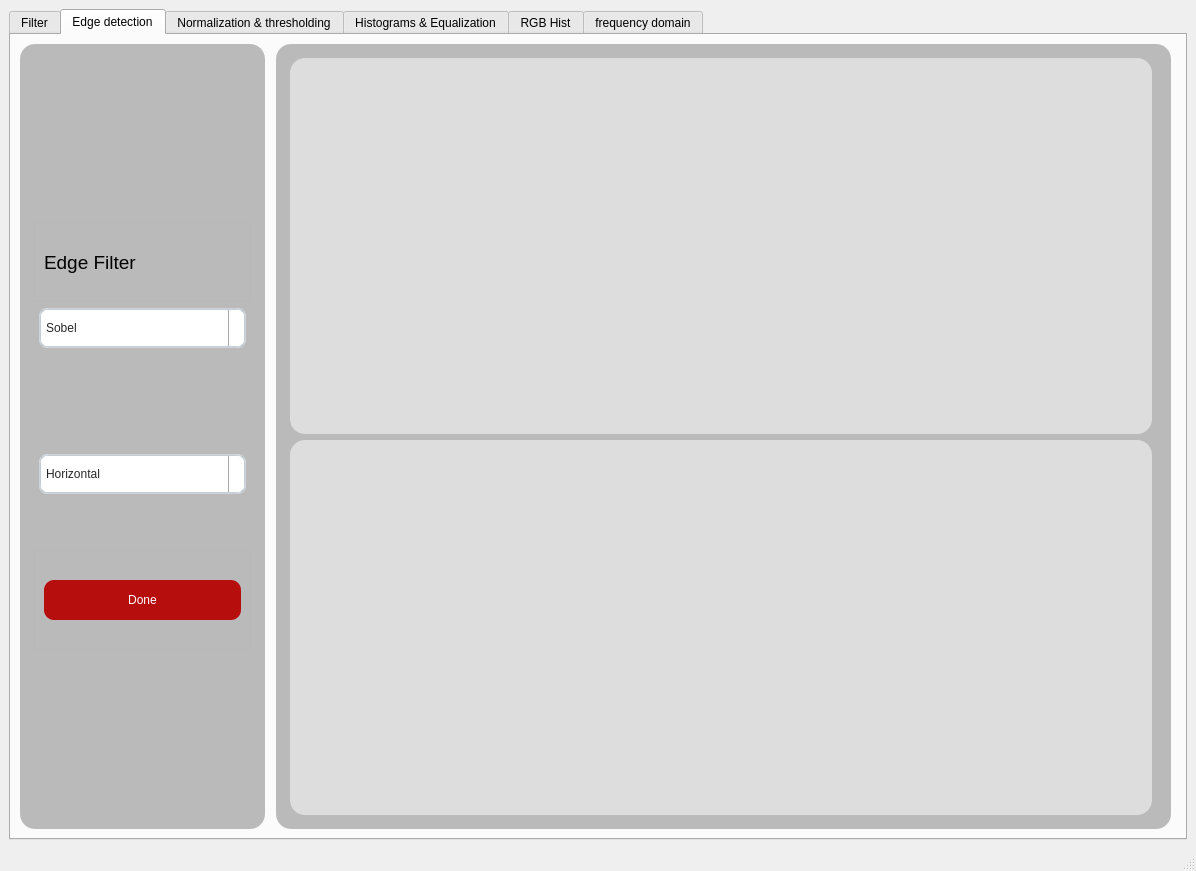
The window that task1.ui (Mohamed-hazem-mahrous/computer_vision_toolkit) describes before a commit, drawn with Qt 5.
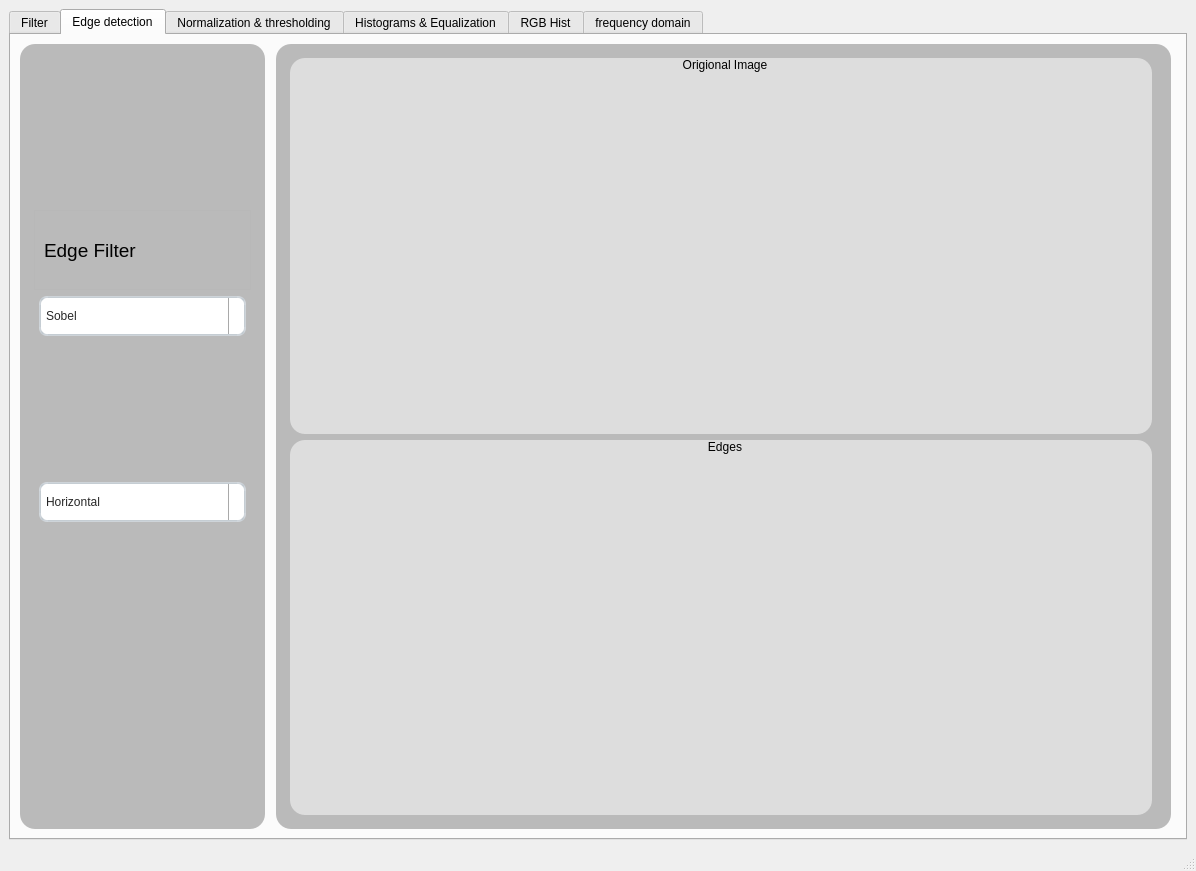
The same window after the commit. The open tabs and pages were chosen to show the change. Icons and pictures are not drawn. Custom widgets are drawn as their Qt base class.

Patch:
```diff
--- a/task1.ui
+++ b/task1.ui
@@ -14,8 +14,8 @@
    <string>MainWindow</string>
   </property>
   <widget class="QWidget" name="centralwidget">
-   <layout class="QGridLayout" name="gridLayout_53">
-    <item row="0" column="1">
+   <layout class="QGridLayout" name="gridLayout_17">
+    <item row="0" column="0">
      <widget class="QTabWidget" name="tabWidget">
       <property name="whatsThis">
        <string>&lt;html&gt;&lt;head/&gt;&lt;body&gt;&lt;p&gt;gg&lt;/p&gt;&lt;/body&gt;&lt;/html&gt;</string>
@@ -806,11 +806,11 @@
        <attribute name="title">
         <string>Edge detection</string>
        </attribute>
-       <layout class="QGridLayout" name="gridLayout_17">
+       <layout class="QGridLayout" name="gridLayout_13">
         <item row="0" column="0">
-         <layout class="QGridLayout" name="gridLayout_16">
+         <layout class="QGridLayout" name="gridLayout_2">
           <item row="0" column="0">
-           <layout class="QVBoxLayout" name="verticalLayout_6">
+           <layout class="QVBoxLayout" name="verticalLayout_36">
             <item>
              <widget class="QGroupBox" name="groupBox_11">
               <property name="maximumSize">
@@ -849,14 +849,33 @@
               </property>
               <layout class="QVBoxLayout" name="verticalLayout_19">
                <item>
-                <layout class="QGridLayout" name="gridLayout_2">
-                 <item row="0" column="0">
-                  <layout class="QGridLayout" name="gridLayout_14">
+                <spacer name="horizontalSpacer">
+                 <property name="orientation">
+                  <enum>Qt::Horizontal</enum>
+                 </property>
+                 <property name="sizeHint" stdset="0">
+                  <size>
+                   <width>40</width>
+                   <height>20</height>
+                  </size>
+                 </property>
+                </spacer>
+               </item>
+               <item>
+                <layout class="QVBoxLayout" name="verticalLayout_38">
+                 <property name="topMargin">
+                  <number>0</number>
+                 </property>
+                 <property name="bottomMargin">
+                  <number>100</number>
+                 </property>
+                 <item>
+                  <layout class="QGridLayout" name="gridLayout_82">
                    <property name="topMargin">
                     <number>0</number>
                    </property>
                    <item row="0" column="0">
-                    <widget class="QFrame" name="frame_7">
+                    <widget class="QFrame" name="frame_28">
                      <property name="maximumSize">
                       <size>
                        <width>16777215</width>
@@ -869,13 +888,7 @@
                      <property name="frameShadow">
                       <enum>QFrame::Raised</enum>
                      </property>
-                     <layout class="QGridLayout" name="gridLayout_15">
-                      <property name="topMargin">
-                       <number>0</number>
-                      </property>
-                      <property name="bottomMargin">
-                       <number>0</number>
-                      </property>
+                     <layout class="QGridLayout" name="gridLayout_83">
                       <item row="0" column="0">
                        <widget class="QLabel" name="label_8">
                         <property name="maximumSize">
@@ -904,7 +917,7 @@
                     </widget>
                    </item>
                    <item row="1" column="0">
-                    <layout class="QHBoxLayout" name="horizontalLayout_26">
+                    <layout class="QHBoxLayout" name="horizontalLayout_44">
                      <property name="leftMargin">
                       <number>5</number>
                      </property>
@@ -915,7 +928,7 @@
                       <number>5</number>
                      </property>
                      <property name="bottomMargin">
-                      <number>50</number>
+                      <number>60</number>
                      </property>
                      <item>
                       <widget class="QComboBox" name="edge_filter_combobox">
@@ -969,6 +982,9 @@
     background: white;
 }</string>
                        </property>
+                       <property name="currentText">
+                        <string>Sobel</string>
+                       </property>
                        <item>
                         <property name="text">
                          <string>Sobel</string>
@@ -995,30 +1011,35 @@
                    </item>
                   </layout>
                  </item>
-                 <item row="1" column="0">
-                  <layout class="QHBoxLayout" name="horizontalLayout_27">
-                   <property name="leftMargin">
-                    <number>5</number>
-                   </property>
+                 <item>
+                  <layout class="QGridLayout" name="gridLayout_84">
                    <property name="topMargin">
-                    <number>50</number>
+                    <number>20</number>
                    </property>
-                   <property name="rightMargin">
-                    <number>5</number>
-                   </property>
-                   <property name="bottomMargin">
-                    <number>50</number>
-                   </property>
-                   <item>
-                    <widget class="QComboBox" name="State_combobox">
-                     <property name="minimumSize">
-                      <size>
-                       <width>0</width>
-                       <height>40</height>
-                      </size>
+                   <item row="0" column="0">
+                    <layout class="QHBoxLayout" name="horizontalLayout_45">
+                     <property name="leftMargin">
+                      <number>5</number>
                      </property>
-                     <property name="styleSheet">
-                      <string notr="true">QComboBox, QFontComboBox {
+                     <property name="topMargin">
+                      <number>60</number>
+                     </property>
+                     <property name="rightMargin">
+                      <number>5</number>
+                     </property>
+                     <property name="bottomMargin">
+                      <number>60</number>
+                     </property>
+                     <item>
+                      <widget class="QComboBox" name="State_combobox">
+                       <property name="minimumSize">
+                        <size>
+                         <width>0</width>
+                         <height>40</height>
+                        </size>
+                       </property>
+                       <property name="styleSheet">
+                        <string notr="true">QComboBox, QFontComboBox {
     border-width: 2px;
     border-radius: 8px;
     border-style: solid;
@@ -1060,89 +1081,28 @@
     color: #272727;
     background: white;
 }</string>
-                     </property>
-                     <item>
-                      <property name="text">
-                       <string>Horizontal</string>
-                      </property>
+                       </property>
+                       <item>
+                        <property name="text">
+                         <string>Horizontal</string>
+                        </property>
+                       </item>
+                       <item>
+                        <property name="text">
+                         <string>Vertical</string>
+                        </property>
+                       </item>
+                       <item>
+                        <property name="text">
+                         <string>Both</string>
+                        </property>
+                       </item>
+                      </widget>
                      </item>
-                     <item>
-                      <property name="text">
-                       <string>Vertical</string>
-                      </property>
-                     </item>
-                     <item>
-                      <property name="text">
-                       <string>Both</string>
-                      </property>
-                     </item>
-                    </widget>
+                    </layout>
                    </item>
                   </layout>
                  </item>
-                 <item row="2" column="0">
-                  <widget class="QFrame" name="frame_6">
-                   <property name="maximumSize">
-                    <size>
-                     <width>16777215</width>
-                     <height>100</height>
-                    </size>
-                   </property>
-                   <property name="frameShape">
-                    <enum>QFrame::StyledPanel</enum>
-                   </property>
-                   <property name="frameShadow">
-                    <enum>QFrame::Raised</enum>
-                   </property>
-                   <layout class="QGridLayout" name="gridLayout_13">
-                    <item row="0" column="0">
-                     <layout class="QHBoxLayout" name="horizontalLayout_25">
-                      <property name="leftMargin">
-                       <number>0</number>
-                      </property>
-                      <property name="topMargin">
-                       <number>20</number>
-                      </property>
-                      <property name="rightMargin">
-                       <number>0</number>
-                      </property>
-                      <property name="bottomMargin">
-                       <number>50</number>
-                      </property>
-                      <item>
-                       <widget class="QPushButton" name="done_btn">
-                        <property name="minimumSize">
-                         <size>
-                          <width>0</width>
-                          <height>40</height>
-                         </size>
-                        </property>
-                        <property name="styleSheet">
-                         <string notr="true">QPushButton {
-    width: 50%;
-    background-color: rgb(182, 13, 13); /* Replace with the corresponding color value for --dark-grey in your application */
-    color: white;
-    border-radius: 10px;
-    text-align: center;
-
-}
-
-QPushButton:hover {
-    background-color: white;
-color:red /* Replace with the corresponding color value for --darkest-color in your application */
-}
-</string>
-                        </property>
-                        <property name="text">
-                         <string>Done</string>
-                        </property>
-                       </widget>
-                      </item>
-                     </layout>
-                    </item>
-                   </layout>
-                  </widget>
-                 </item>
                 </layout>
                </item>
               </layout>
@@ -1225,7 +1185,7 @@
 </string>
                    </property>
                    <property name="title">
-                    <string/>
+                    <string>Origional Image</string>
                    </property>
                    <layout class="QVBoxLayout" name="verticalLayout_21">
                     <item>
@@ -1272,7 +1232,7 @@
 </string>
                    </property>
                    <property name="title">
-                    <string/>
+                    <string>Edges</string>
                    </property>
                    <layout class="QVBoxLayout" name="verticalLayout_22">
                     <item>
```
Left out of the diff: 124 changed lines with no effect on the pictures.
